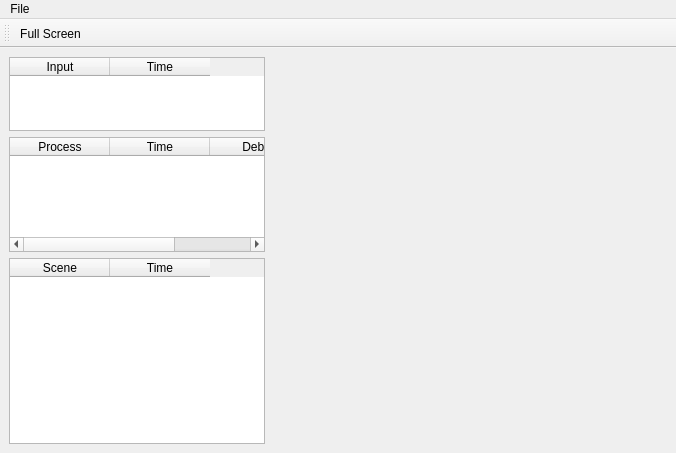
First picture: the form in Scenery/gui/mainwindow.ui, repository dkliminsky/Scenery, before the edit.
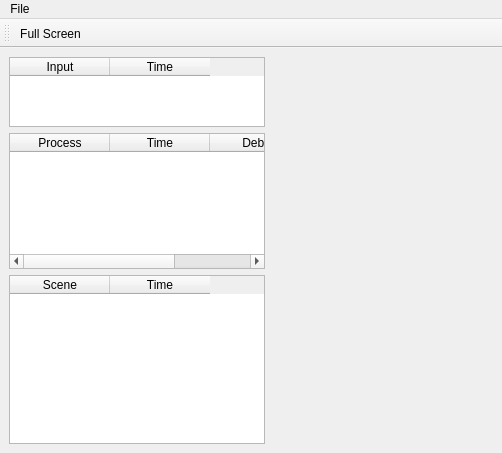
Second picture: the form after the edit. Icons and pictures are not drawn.

What changed in the file:
```diff
--- a/Scenery/gui/mainwindow.ui
+++ b/Scenery/gui/mainwindow.ui
@@ -6,7 +6,7 @@
    <rect>
     <x>0</x>
     <y>0</y>
-    <width>676</width>
+    <width>502</width>
     <height>453</height>
    </rect>
   </property>
@@ -70,7 +70,7 @@
          <property name="maximumSize">
           <size>
            <width>16777215</width>
-           <height>120</height>
+           <height>160</height>
           </size>
          </property>
          <property name="editTriggers">
@@ -134,19 +134,6 @@
     <item>
      <widget class="QStackedWidget" name="controlsStackedWidget"/>
     </item>
-    <item>
-     <spacer name="horizontalSpacer">
-      <property name="orientation">
-       <enum>Qt::Horizontal</enum>
-      </property>
-      <property name="sizeHint" stdset="0">
-       <size>
-        <width>40</width>
-        <height>20</height>
-       </size>
-      </property>
-     </spacer>
-    </item>
    </layout>
   </widget>
   <widget class="QMenuBar" name="menubar">
@@ -154,7 +141,7 @@
     <rect>
      <x>0</x>
      <y>0</y>
-     <width>676</width>
+     <width>502</width>
      <height>21</height>
     </rect>
    </property>
```
